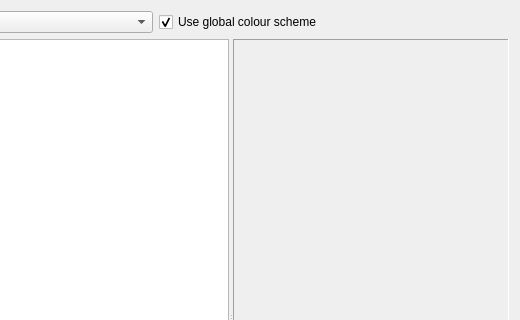
The window that src/qt-widgets/ColouringDialogUi.ui (GPlates/GPlates) describes before a commit, drawn with Qt 5; both pictures show x 108 to 628 and y 0 to 320 of the 628 by 643 pixel window.
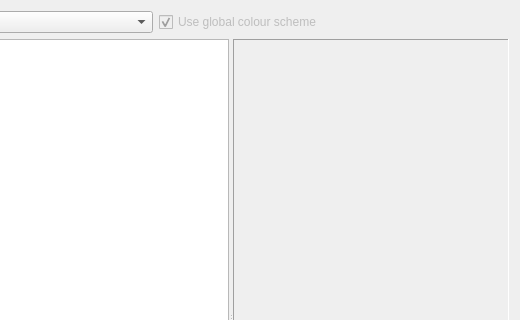
The same window after the commit.

```diff
--- a/src/qt-widgets/ColouringDialogUi.ui
+++ b/src/qt-widgets/ColouringDialogUi.ui
@@ -42,6 +42,9 @@
      </item>
      <item>
       <widget class="QCheckBox" name="checkbox_Use_Global" >
+       <property name="enabled" >
+        <bool>false</bool>
+       </property>
        <property name="text" >
         <string>Use global colour scheme</string>
        </property>
```
